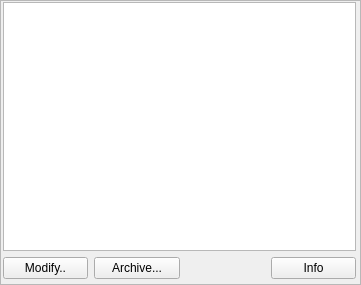
Qt form res/ui/settingspane-sessions.ui (smartboyhw/speechcontrol) before a commit.
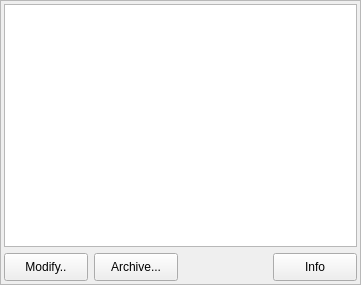
The same form after that commit.

Commit message: Updated UI to fix a bit of layout inconstienties.

```diff
--- a/res/ui/settingspane-sessions.ui
+++ b/res/ui/settingspane-sessions.ui
@@ -28,8 +28,8 @@
   <widget class="QWidget" name="gridLayoutWidget">
    <property name="geometry">
     <rect>
-     <x>3</x>
-     <y>2</y>
+     <x>4</x>
+     <y>4</y>
      <width>353</width>
      <height>277</height>
     </rect>
@@ -58,6 +58,18 @@
           <verstretch>0</verstretch>
          </sizepolicy>
         </property>
+        <property name="minimumSize">
+         <size>
+          <width>84</width>
+          <height>28</height>
+         </size>
+        </property>
+        <property name="maximumSize">
+         <size>
+          <width>84</width>
+          <height>28</height>
+         </size>
+        </property>
         <property name="text">
          <string>Modify..</string>
         </property>
@@ -71,6 +83,18 @@
           <verstretch>0</verstretch>
          </sizepolicy>
         </property>
+        <property name="minimumSize">
+         <size>
+          <width>84</width>
+          <height>28</height>
+         </size>
+        </property>
+        <property name="maximumSize">
+         <size>
+          <width>84</width>
+          <height>28</height>
+         </size>
+        </property>
         <property name="text">
          <string>Archive...</string>
         </property>
@@ -97,6 +121,18 @@
           <verstretch>0</verstretch>
          </sizepolicy>
         </property>
+        <property name="minimumSize">
+         <size>
+          <width>84</width>
+          <height>28</height>
+         </size>
+        </property>
+        <property name="maximumSize">
+         <size>
+          <width>84</width>
+          <height>28</height>
+         </size>
+        </property>
         <property name="text">
          <string>Info</string>
         </property>
```
The commit also changes 1 other file.
